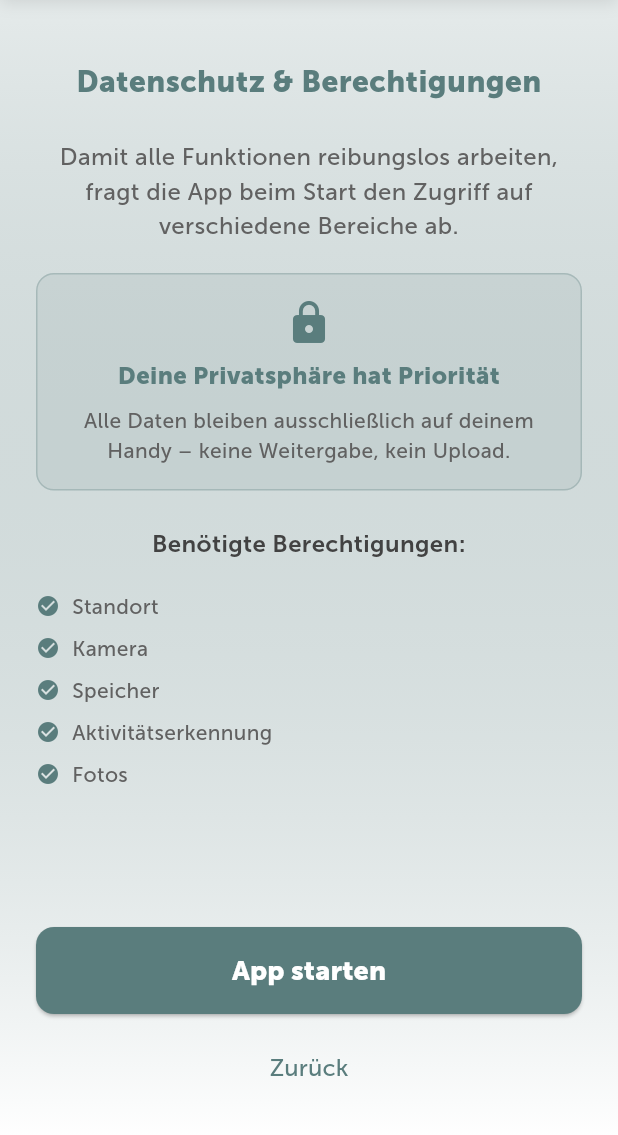
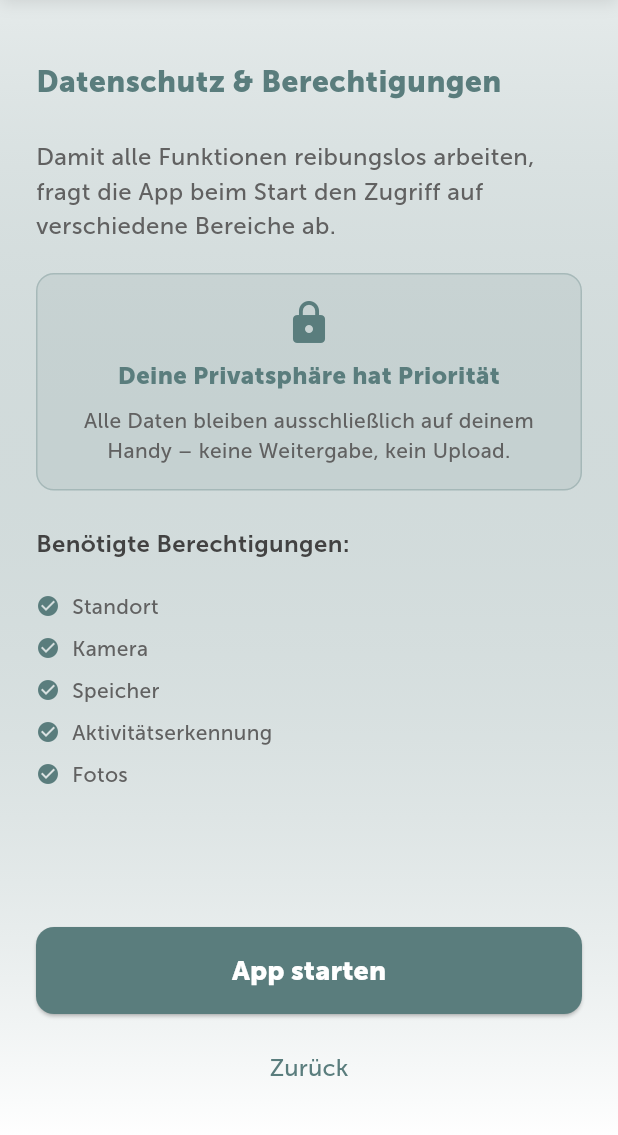
Before and after one commit to MatthiasRuf1337/meinwegios, a Flutter app: the screen it shows after launch, swiped to page 2, on a phone screen of 412 x 824 dp, the part 96-1231 px from its top. Run offline on Flutter 3.47's test engine with Material 3 defaults, Android fonts, the phone set to English and light mode, and no system bars; our stand-ins replace confetti, csv, file_picker, flutter_map, geolocator, image_gallery_saver and 8 more; missing offline and left inert: flutter_pdfview, record, syncfusion_flutter_pdfviewer; accounts and stored records are empty.

Commit message:
update links uind onboarding screen

```diff
--- a/lib/providers/settings_provider.dart
+++ b/lib/providers/settings_provider.dart
@@ -162,22 +162,8 @@ class SettingsProvider with ChangeNotifier {
       return false;
     }
 
-    final now = DateTime.now();
-    final heute = DateTime(now.year, now.month, now.day);
-
-    // Wenn noch nie ein Zitat gezeigt wurde (nach Onboarding), zeige eins
-    if (_settings.letztesZitatDatum == null) {
-      return true;
-    }
-
-    final letztesZitat = DateTime(
-      _settings.letztesZitatDatum!.year,
-      _settings.letztesZitatDatum!.month,
-      _settings.letztesZitatDatum!.day,
-    );
-
-    // Zeige Zitat, wenn es ein neuer Tag ist
-    return heute.isAfter(letztesZitat);
+    // Zeige Zitat bei jedem App-Start (nach abgeschlossenem Onboarding)
+    return true;
   }
 
   Future<Zitat> getHeutigesZitat() async {
@@ -196,14 +182,9 @@ class SettingsProvider with ChangeNotifier {
         ZitatService.getNextZitatIndex(_settings.aktuellerZitatIndex);
     await setZitatIndex(nextIndex);
 
-    // Speichere nur das Datum (ohne Zeit) für konsistente Vergleiche
-    final heute = DateTime.now();
-    final heuteOhneZeit = DateTime(heute.year, heute.month, heute.day);
-    await setLetztesZitatDatum(heuteOhneZeit);
-
     print('Zitat als angezeigt markiert');
     print('Neuer Zitat-Index: $nextIndex');
-    print('Zitat-Datum gespeichert: $heuteOhneZeit');
+    // Datum wird nicht mehr gespeichert, da Zitat bei jedem App-Start gezeigt wird
   }
 
   // Debug-Funktionen
--- a/lib/screens/onboarding_screen.dart
+++ b/lib/screens/onboarding_screen.dart
@@ -226,33 +226,39 @@ class _OnboardingScreenState extends State<OnboardingScreen> {
           ),
           const SizedBox(height: 20),
           // Titel
-          const Text(
+          Align(
+            alignment: Alignment.centerLeft,
+            child: const Text(
               'Die App zu deinem Buch',
-            textAlign: TextAlign.center,
               style: TextStyle(
                 fontSize: 20,
                 fontWeight: FontWeight.bold,
                 color: Color(0xFF5A7D7D),
               ),
             ),
+          ),
           const SizedBox(height: 16),
           // Einleitungstexte
-          Text(
+          Align(
+            alignment: Alignment.centerLeft,
+            child: Text(
               'Diese App ist kein Ersatz für das Buch „Mein Weg – Meine Reise".',
               style: TextStyle(
                 fontSize: 16,
                 color: Colors.grey.shade700,
               ),
-            textAlign: TextAlign.center,
+            ),
           ),
           const SizedBox(height: 16),
-          Text(
+          Align(
+            alignment: Alignment.centerLeft,
+            child: Text(
               'Um sie vollständig zu nutzen, brauchst du das Pilgertagebuch in gedruckter Form.\n\nDort findest du alle Texte, Seiten für Reflexion, thematischen Impulse und Zitate.',
               style: TextStyle(
                 fontSize: 16,
                 color: Colors.grey.shade700,
               ),
-            textAlign: TextAlign.center,
+            ),
           ),
           const SizedBox(height: 24),
           // Funktionen
@@ -285,23 +291,27 @@ class _OnboardingScreenState extends State<OnboardingScreen> {
         children: [
           const SizedBox(height: 40),
           // Titel
-          const Text(
+          Align(
+            alignment: Alignment.centerLeft,
+            child: const Text(
               'Datenschutz & Berechtigungen',
-            textAlign: TextAlign.center,
               style: TextStyle(
                 fontSize: 20,
                 fontWeight: FontWeight.bold,
                 color: Color(0xFF5A7D7D),
               ),
             ),
+          ),
           const SizedBox(height: 24),
-          Text(
+          Align(
+            alignment: Alignment.centerLeft,
+            child: Text(
               'Damit alle Funktionen reibungslos arbeiten, fragt die App beim Start den Zugriff auf verschiedene Bereiche ab.',
               style: TextStyle(
                 fontSize: 16,
                 color: Colors.grey.shade700,
               ),
-            textAlign: TextAlign.center,
+            ),
           ),
           const SizedBox(height: 20),
           Container(
@@ -341,14 +351,16 @@ class _OnboardingScreenState extends State<OnboardingScreen> {
             ),
           ),
           const SizedBox(height: 24),
-          Text(
+          Align(
+            alignment: Alignment.centerLeft,
+            child: Text(
               'Benötigte Berechtigungen:',
               style: TextStyle(
                 fontSize: 16,
                 color: Colors.grey.shade800,
                 fontWeight: FontWeight.w600,
               ),
-            textAlign: TextAlign.center,
+            ),
           ),
           const SizedBox(height: 16),
           ..._permissions.map((permission) => _buildPermissionItem(permission)),
```
Lines whose indentation alone changed are shown as unchanged.
